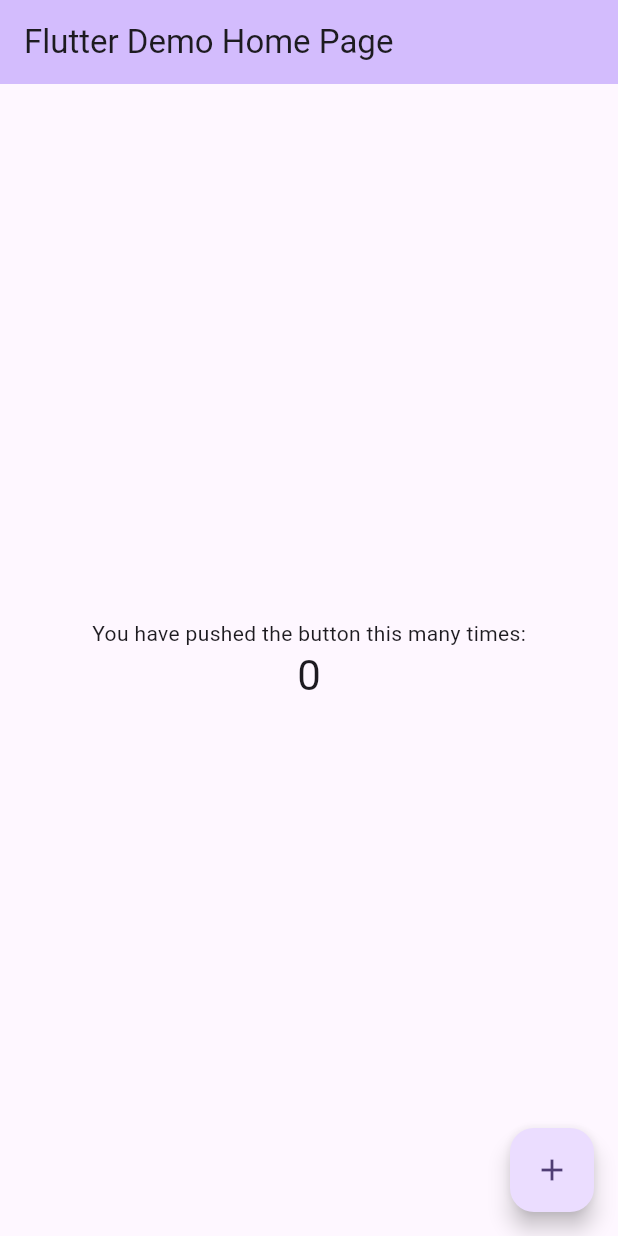
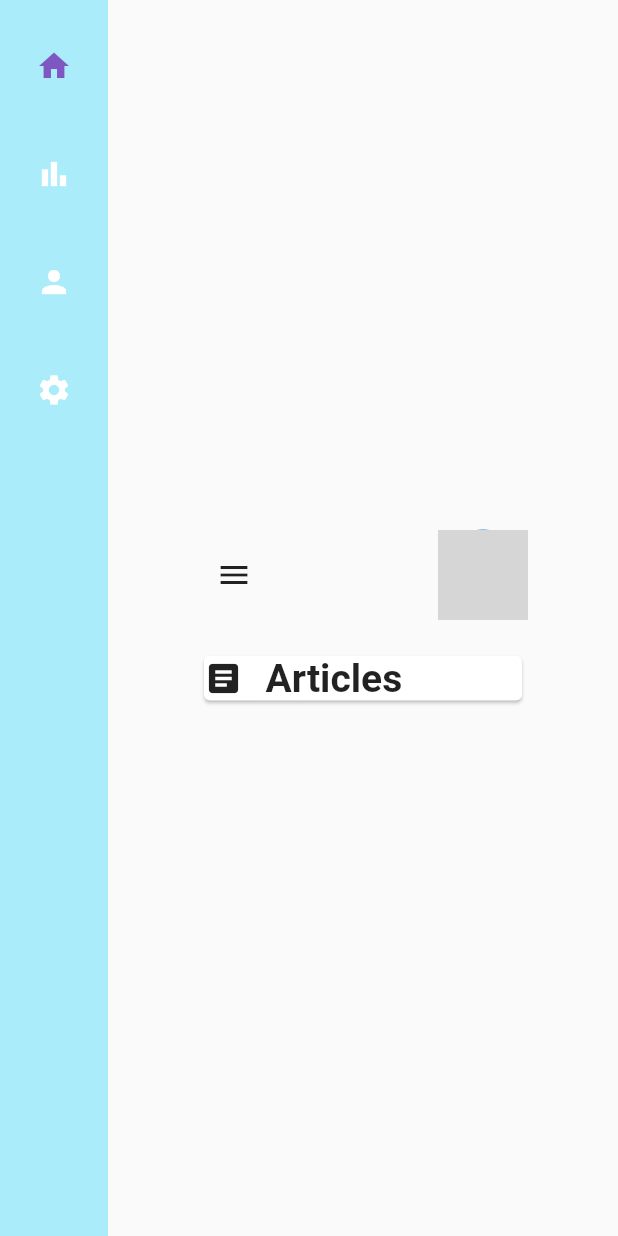
Before and after one commit to dhambure98/Flutter_Web_Demo, a Flutter app: the screen it shows after launch, on a phone screen of 412 x 824 dp. Run offline on Flutter 3.47's test engine with Material 2 defaults, Android fonts, the phone set to English and light mode, and no system bars; network calls fail; grey boxes are pictures that could not be loaded.

Commit message:
sidenavbar_dashboardscreen

```diff
--- a/lib/main.dart
+++ b/lib/main.dart
@@ -1,4 +1,5 @@
 import 'package:flutter/material.dart';
+import 'package:myfirstapp/screens/dashboard_screen.dart';
 
 void main() {
   runApp(const MyApp());
@@ -7,119 +8,11 @@ void main() {
 class MyApp extends StatelessWidget {
   const MyApp({super.key});
 
-  // This widget is the root of your application.
   @override
   Widget build(BuildContext context) {
-    return MaterialApp(
-      title: 'Flutter Demo',
-      theme: ThemeData(
-        // This is the theme of your application.
-        //
-        // TRY THIS: Try running your application with "flutter run". You'll see
-        // the application has a blue toolbar. Then, without quitting the app,
-        // try changing the seedColor in the colorScheme below to Colors.green
-        // and then invoke "hot reload" (save your changes or press the "hot
-        // reload" button in a Flutter-supported IDE, or press "r" if you used
-        // the command line to start the app).
-        //
-        // Notice that the counter didn't reset back to zero; the application
-        // state is not lost during the reload. To reset the state, use hot
-        // restart instead.
-        //
-        // This works for code too, not just values: Most code changes can be
-        // tested with just a hot reload.
-        colorScheme: ColorScheme.fromSeed(seedColor: Colors.deepPurple),
-        useMaterial3: true,
-      ),
-      home: const MyHomePage(title: 'Flutter Demo Home Page'),
+    return const MaterialApp(
+      debugShowCheckedModeBanner: false,
+      home: DashboardScreen(),
     );
   }
 }
-
-class MyHomePage extends StatefulWidget {
-  const MyHomePage({super.key, required this.title});
-
-  // This widget is the home page of your application. It is stateful, meaning
-  // that it has a State object (defined below) that contains fields that affect
-  // how it looks.
-
-  // This class is the configuration for the state. It holds the values (in this
-  // case the title) provided by the parent (in this case the App widget) and
-  // used by the build method of the State. Fields in a Widget subclass are
-  // always marked "final".
-
-  final String title;
-
-  @override
-  State<MyHomePage> createState() => _MyHomePageState();
-}
-
-class _MyHomePageState extends State<MyHomePage> {
-  int _counter = 0;
-
-  void _incrementCounter() {
-    setState(() {
-      // This call to setState tells the Flutter framework that something has
-      // changed in this State, which causes it to rerun the build method below
-      // so that the display can reflect the updated values. If we changed
-      // _counter without calling setState(), then the build method would not be
-      // called again, and so nothing would appear to happen.
-      _counter++;
-    });
-  }
-
-  @override
-  Widget build(BuildContext context) {
-    // This method is rerun every time setState is called, for instance as done
-    // by the _incrementCounter method above.
-    //
-    // The Flutter framework has been optimized to make rerunning build methods
-    // fast, so that you can just rebuild anything that needs updating rather
-    // than having to individually change instances of widgets.
-    return Scaffold(
-      appBar: AppBar(
-        // TRY THIS: Try changing the color here to a specific color (to
-        // Colors.amber, perhaps?) and trigger a hot reload to see the AppBar
-        // change color while the other colors stay the same.
-        backgroundColor: Theme.of(context).colorScheme.inversePrimary,
-        // Here we take the value from the MyHomePage object that was created by
-        // the App.build method, and use it to set our appbar title.
-        title: Text(widget.title),
-      ),
-      body: Center(
-        // Center is a layout widget. It takes a single child and positions it
-        // in the middle of the parent.
-        child: Column(
-          // Column is also a layout widget. It takes a list of children and
-          // arranges them vertically. By default, it sizes itself to fit its
-          // children horizontally, and tries to be as tall as its parent.
-          //
-          // Column has various properties to control how it sizes itself and
-          // how it positions its children. Here we use mainAxisAlignment to
-          // center the children vertically; the main axis here is the vertical
-          // axis because Columns are vertical (the cross axis would be
-          // horizontal).
-          //
-          // TRY THIS: Invoke "debug painting" (choose the "Toggle Debug Paint"
-          // action in the IDE, or press "p" in the console), to see the
-          // wireframe for each widget.
-          mainAxisAlignment: MainAxisAlignment.center,
-          children: <Widget>[
-            const Text(
-              'You have pushed the button this many times:',
-            ),
-            Text(
-              '$_counter',
-              style: Theme.of(context).textTheme.headlineMedium,
-            ),
-          ],
-        ),
-      ),
-      floatingActionButton: FloatingActionButton(
-        onPressed: _incrementCounter,
-        tooltip: 'Increment',
-        child: const Icon(Icons.add),
-      ), // This trailing comma makes auto-formatting nicer for build methods.
-    );
-  }
-}
--- /dev/null
+++ b/lib/screens/dashboard_screen.dart
@@ -0,0 +1,103 @@
+import 'package:flutter/material.dart';
+
+class DashboardScreen extends StatefulWidget {
+  const DashboardScreen({Key? key}) : super(key: key);
+
+  @override
+  State<DashboardScreen> createState() => _DashboardScreenState();
+}
+
+class _DashboardScreenState extends State<DashboardScreen> {
+  //setting the expansion funtion for the navigation rail
+  bool isExpanded = false;
+
+  @override
+  Widget build(BuildContext context) {
+    return Scaffold(
+      body: Row(
+        children: [
+          //Let's Start by adding the navigation rail
+          NavigationRail(
+              extended: isExpanded,
+              backgroundColor: const Color.fromARGB(255, 171, 236, 250),
+              unselectedIconTheme:
+                  const IconThemeData(color: Colors.white, opacity: 1),
+              unselectedLabelTextStyle: const TextStyle(color: Colors.white),
+              selectedIconTheme:
+                  IconThemeData(color: Colors.deepPurple.shade400),
+              destinations: const [
+                NavigationRailDestination(
+                  icon: Icon(Icons.home),
+                  label: Text("Home"),
+                ),
+                NavigationRailDestination(
+                  icon: Icon(Icons.bar_chart),
+                  label: Text("Reports"),
+                ),
+                NavigationRailDestination(
+                  icon: Icon(Icons.person),
+                  label: Text("Profile"),
+                ),
+                NavigationRailDestination(
+                  icon: Icon(Icons.settings),
+                  label: Text("Settings"),
+                ),
+              ],
+              selectedIndex: 0),
+          Expanded(
+              child: Padding(
+            padding: const EdgeInsets.all(60.0),
+            child: SingleChildScrollView(
+                child: Column(
+              children: [
+                //let's add the navigation menu for this project
+                Row(
+                  mainAxisAlignment: MainAxisAlignment.spaceBetween,
+                  children: [
+                    IconButton(
+                        onPressed: () {
+                          setState(() {
+                            isExpanded = !isExpanded;
+                          });
+                        },
+                        icon: const Icon(Icons.menu),
+                        ),
+                      const CircleAvatar(backgroundImage: NetworkImage(
+                        "https://api.uifaces.co/our-content/donated/xZ4wg2Xj.jpg"),
+                      radius: 30,)
+                    ],
+                  ),
+                  const SizedBox(
+                    height: 20.0,
+                  ),
+                  //Now let's start with the dashboard main reports
+                  const Row(
+                    mainAxisAlignment: MainAxisAlignment.spaceEvenly,
+                    children: [
+                      Flexible(
+                        child: Card(
+                          child: Column(
+                            children: [
+                              Row(
+                                children: [Icon(
+                                  Icons.article,
+                                  size: 26.0,
+                                  ),
+                                  SizedBox(width: 15.0),
+                                  Text("Articles", style: TextStyle(fontSize: 26.0, fontWeight: FontWeight.bold,),)
+                                  ],)],
+                          ),
+                      )
+                      )
+                    ],
+                  )
+                ],
+              )
+            ),
+          )
+          )
+        ],
+      ),
+    );
+  }
+}
```
